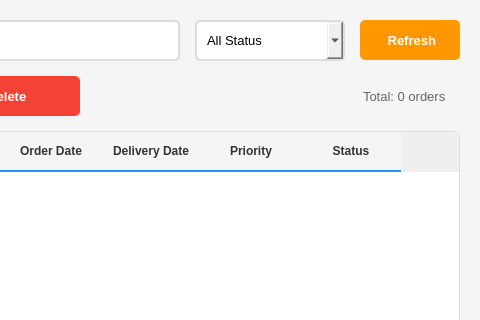
Before: the Qt Designer form ui/orders.ui in SmitProgrammer/TrackMill, drawn with Qt 5; both pictures show x 420 to 900 and y 0 to 320 of the 900 by 600 pixel window.
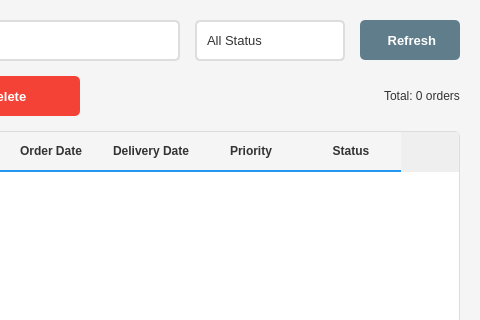
After: the same form once the commit is applied.

What changed in the file:
```diff
--- a/ui/orders.ui
+++ b/ui/orders.ui
@@ -18,6 +18,14 @@
     background-color: #f5f5f5;
 }
 
+QLabel {
+    color: #333;
+}
+
+QTableWidget {
+    color: #333;
+}
+
 QPushButton#btnAddOrder, QPushButton#btnEditOrder, QPushButton#btnDeleteOrder, QPushButton#btnRefresh {
     padding: 10px 20px;
     border-radius: 5px;
@@ -56,7 +64,7 @@
 }
 
 QPushButton#btnRefresh {
-    background-color: #FF9800;
+    background-color: #607D8B;
     color: white;
     border: none;
 }
@@ -70,14 +78,25 @@
     border: 2px solid #ddd;
     border-radius: 5px;
     font-size: 13px;
+    background-color: white;
     color: #333;
 }
 
+QLineEdit#txtSearch:focus {
+    border: 2px solid #2196F3;
+}
+
 QComboBox#cmbFilterStatus {
     padding: 10px;
     border: 2px solid #ddd;
     border-radius: 5px;
     font-size: 13px;
+    background-color: white;
+    color: #333;
+}
+
+QComboBox#cmbFilterStatus:focus {
+    border: 2px solid #2196F3;
 }
 
 QTableWidget {
@@ -87,6 +106,10 @@
     gridline-color: #e0e0e0;
 }
 
+QTableWidget::item {
+    padding: 5px;
+}
+
 QTableWidget::item:selected {
     background-color: #e3f2fd;
     color: #000;
@@ -99,6 +122,40 @@
     border-bottom: 2px solid #2196F3;
     font-weight: bold;
     color: #333;
+}
+
+QComboBox {
+    padding: 10px;
+    border: 2px solid #ddd;
+    border-radius: 5px;
+    font-size: 13px;
+    background-color: white;
+    color: #333;
+}
+
+QComboBox:focus {
+    border: 2px solid #2196F3;
+}
+
+QComboBox::drop-down {
+    border: none;
+    width: 30px;
+}
+
+QComboBox::down-arrow {
+    image: none;
+    border-left: 5px solid transparent;
+    border-right: 5px solid transparent;
+    border-top: 5px solid #333;
+    margin-right: 10px;
+}
+
+QComboBox QAbstractItemView {
+    background-color: white;
+    color: #333;
+    selection-background-color: #2196F3;
+    selection-color: white;
+    border: 1px solid #ddd;
 }</string>
   </property>
   <layout class="QVBoxLayout" name="verticalLayout">
@@ -254,8 +311,156 @@
         <string>Total: 0 orders</string>
        </property>
        <property name="styleSheet">
-        <string notr="true">font-size: 13px; color: #666; padding: 10px;</string>
-       </property>
+   <string notr="true">QWidget#OrdersWidget {
+    background-color: #f5f5f5;
+}
+
+QLabel {
+    color: #333;
+}
+
+QTableWidget {
+    color: #333;
+}
+
+QPushButton#btnAddOrder, QPushButton#btnEditOrder, QPushButton#btnDeleteOrder, QPushButton#btnRefresh {
+    padding: 10px 20px;
+    border-radius: 5px;
+    font-size: 13px;
+    font-weight: bold;
+}
+
+QPushButton#btnAddOrder {
+    background-color: #4CAF50;
+    color: white;
+    border: none;
+}
+
+QPushButton#btnAddOrder:hover {
+    background-color: #45a049;
+}
+
+QPushButton#btnEditOrder {
+    background-color: #2196F3;
+    color: white;
+    border: none;
+}
+
+QPushButton#btnEditOrder:hover {
+    background-color: #0b7dda;
+}
+
+QPushButton#btnDeleteOrder {
+    background-color: #f44336;
+    color: white;
+    border: none;
+}
+
+QPushButton#btnDeleteOrder:hover {
+    background-color: #da190b;
+}
+
+QPushButton#btnRefresh {
+    background-color: #607D8B;
+    color: white;
+    border: none;
+}
+
+QPushButton#btnRefresh:hover {
+    background-color: #546E7A;
+}
+
+QPushButton:disabled {
+    background-color: #cccccc;
+    color: #666666;
+    /* cursor: not-allowed; */
+}
+
+QLineEdit#txtSearch {
+    padding: 10px;
+    border: 2px solid #ddd;
+    border-radius: 5px;
+    font-size: 13px;
+    background-color: white;
+    color: #333;
+}
+
+QLineEdit#txtSearch:focus {
+    border: 2px solid #2196F3;
+}
+
+QComboBox#cmbFilterStatus {
+    padding: 10px;
+    border: 2px solid #ddd;
+    border-radius: 5px;
+    font-size: 13px;
+    background-color: white;
+    color: #333;
+}
+
+QComboBox#cmbFilterStatus:focus {
+    border: 2px solid #2196F3;
+}
+
+QTableWidget {
+    background-color: white;
+    border: 1px solid #ddd;
+    border-radius: 5px;
+    gridline-color: #e0e0e0;
+}
+
+QTableWidget::item {
+    padding: 5px;
+}
+
+QTableWidget::item:selected {
+    background-color: #e3f2fd;
+    color: #000;
+}
+
+QHeaderView::section {
+    background-color: #f5f5f5;
+    padding: 10px;
+    border: none;
+    border-bottom: 2px solid #2196F3;
+    font-weight: bold;
+    color: #333;
+}
+
+QComboBox {
+    padding: 10px;
+    border: 2px solid #ddd;
+    border-radius: 5px;
+    font-size: 13px;
+    background-color: white;
+    color: #333;
+}
+
+QComboBox:focus {
+    border: 2px solid #2196F3;
+}
+
+QComboBox::drop-down {
+    border: none;
+    width: 30px;
+}
+
+QComboBox::down-arrow {
+    image: none;
+    border-left: 5px solid transparent;
+    border-right: 5px solid transparent;
+    border-top: 5px solid #333;
+    margin-right: 10px;
+}
+
+QComboBox QAbstractItemView {
+    background-color: white;
+    color: #333;
+    selection-background-color: #2196F3;
+    selection-color: white;
+    border: 1px solid #ddd;
+}</string>
+  </property>
       </widget>
      </item>
     </layout>
```
Left out of the diff: 3 changed lines with no effect on the pictures.
